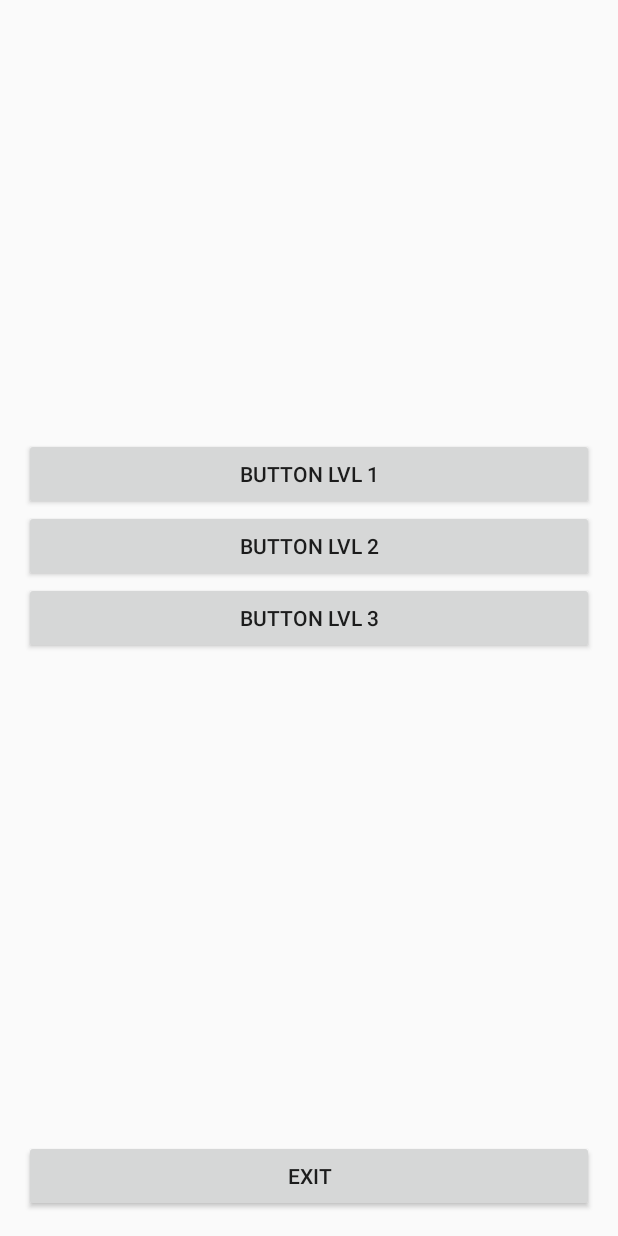
After one commit to BastienKovac/ShootingStars, an Android app: the GameMenu screen opened directly, with no data from a screen before it, on a phone screen of 412 x 824 dp. The commit adds this screen. Run offline under Robolectric (Android 15) with nearby library versions, the light colour scheme and no system bars.

Commit message:
Game Menu

```diff
--- a/app/src/main/AndroidManifest.xml
+++ b/app/src/main/AndroidManifest.xml
@@ -11,9 +11,13 @@
         <activity android:name=".game.GameActivity">
             <intent-filter>
                 <action android:name="android.intent.action.MAIN" />
+
                 <category android:name="android.intent.category.LAUNCHER" />
             </intent-filter>
         </activity>
+        <activity
+            android:name=".game.menu.GameMenu"
+            android:label="@string/title_activity_game_menu"></activity>
     </application>
 
 </manifest>
--- /dev/null
+++ b/app/src/main/java/network/iut/org/flappydragon/game/menu/GameMenu.java
@@ -0,0 +1,16 @@
+package network.iut.org.flappydragon.game.menu;
+
+import android.os.Bundle;
+import android.app.Activity;
+
+import network.iut.org.flappydragon.R;
+
+public class GameMenu extends Activity {
+
+    @Override
+    protected void onCreate(Bundle savedInstanceState) {
+        super.onCreate(savedInstanceState);
+        setContentView(R.layout.activity_game_menu);
+    }
+
+}
--- /dev/null
+++ b/app/src/main/res/layout/activity_game_menu.xml
@@ -0,0 +1,67 @@
+<?xml version="1.0" encoding="utf-8"?>
+<RelativeLayout xmlns:android="http://schemas.android.com/apk/res/android"
+    xmlns:app="http://schemas.android.com/apk/res-auto"
+    xmlns:tools="http://schemas.android.com/tools"
+    android:id="@+id/activity_game_menu"
+    android:layout_width="match_parent"
+    android:layout_height="match_parent"
+    android:paddingBottom="@dimen/activity_vertical_margin"
+    android:paddingLeft="@dimen/activity_horizontal_margin"
+    android:paddingRight="@dimen/activity_horizontal_margin"
+    android:paddingTop="@dimen/activity_vertical_margin"
+    tools:context="network.iut.org.flappydragon.game.menu.GameMenu">
+
+    <Button
+        android:text="Exit"
+        android:layout_width="wrap_content"
+        android:layout_height="wrap_content"
+        android:id="@+id/button_exit"
+        android:layout_alignParentBottom="true"
+        android:layout_alignParentLeft="true"
+        android:layout_alignParentStart="true"
+        android:layout_alignParentRight="true"
+        android:layout_alignParentEnd="true" />
+
+    <Button
+        android:text="Button LVL 3"
+        android:layout_width="wrap_content"
+        android:layout_height="wrap_content"
+        android:id="@+id/button_lvl3"
+        android:layout_centerVertical="true"
+        android:layout_alignParentLeft="true"
+        android:layout_alignParentStart="true"
+        android:layout_alignParentRight="true"
+        android:layout_alignParentEnd="true" />
+
+    <Button
+        android:text="Button LVL 2"
+        android:layout_width="wrap_content"
+        android:layout_height="wrap_content"
+        android:id="@+id/button_lvl2"
+        android:layout_above="@+id/button_lvl3"
+        android:layout_alignParentLeft="true"
+        android:layout_alignParentStart="true"
+        android:layout_alignParentRight="true"
+        android:layout_alignParentEnd="true" />
+
+    <Button
+        android:text="Button LVL 1"
+        android:layout_width="wrap_content"
+        android:layout_height="wrap_content"
+        android:id="@+id/button_lvl1"
+        android:layout_above="@+id/button_lvl2"
+        android:layout_alignParentLeft="true"
+        android:layout_alignParentStart="true"
+        android:layout_alignParentRight="true"
+        android:layout_alignParentEnd="true" />
+
+    <ImageView
+        android:layout_width="wrap_content"
+        android:layout_height="wrap_content"
+        app:srcCompat="@mipmap/ic_launcher"
+        android:id="@+id/imageView3"
+        android:layout_alignParentRight="true"
+        android:layout_alignParentEnd="true"
+        android:layout_alignParentTop="true" />
+
+</RelativeLayout>
--- a/app/src/main/res/values/strings.xml
+++ b/app/src/main/res/values/strings.xml
@@ -1,3 +1,4 @@
 <resources>
     <string name="app_name">Shooting Stars</string>
+    <string name="title_activity_game_menu">GameMenu</string>
 </resources>
```
